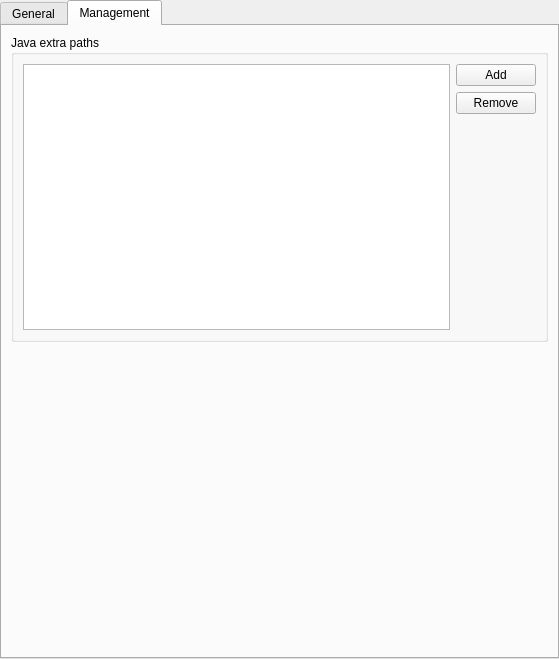
The window that launcher/ui/pages/global/JavaPage.ui (FreesmTeam/FreesmLauncher) describes before a commit, drawn with Qt 5.
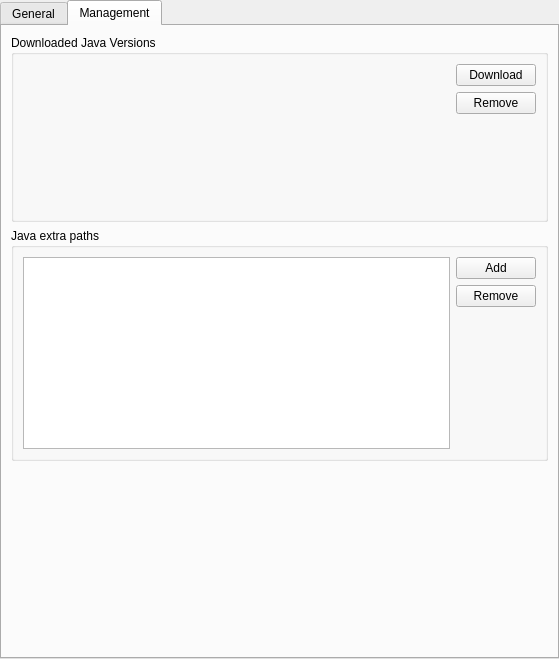
The same window after the commit. The open tabs and pages were chosen to show the change. Custom widgets are drawn as their Qt base class.

Commit message: Added management for downloaded javas from prism

Patch:
```diff
--- a/launcher/ui/pages/global/JavaPage.ui
+++ b/launcher/ui/pages/global/JavaPage.ui
@@ -317,6 +317,56 @@
        <string>Management</string>
       </attribute>
       <layout class="QVBoxLayout" name="verticalLayout_3">
+       <item>
+        <widget class="QGroupBox" name="groupBox">
+         <property name="title">
+          <string>Downloaded Java Versions</string>
+         </property>
+         <layout class="QHBoxLayout" name="horizontalLayout_4">
+          <item>
+           <widget class="VersionSelectWidget" name="managedJavaList" native="true">
+            <property name="sizePolicy">
+             <sizepolicy hsizetype="Expanding" vsizetype="Expanding">
+              <horstretch>0</horstretch>
+              <verstretch>0</verstretch>
+             </sizepolicy>
+            </property>
+           </widget>
+          </item>
+          <item>
+           <layout class="QVBoxLayout" name="managedJavaBtnLayout">
+            <item>
+             <widget class="QPushButton" name="downloadJavaButton">
+              <property name="text">
+               <string>Download</string>
+              </property>
+             </widget>
+            </item>
+            <item>
+             <widget class="QPushButton" name="removeJavaButton">
+              <property name="text">
+               <string>Remove</string>
+              </property>
+             </widget>
+            </item>
+            <item>
+             <spacer name="verticalSpacer_2">
+              <property name="orientation">
+               <enum>Qt::Vertical</enum>
+              </property>
+              <property name="sizeHint" stdset="0">
+               <size>
+                <width>20</width>
+                <height>40</height>
+               </size>
+              </property>
+             </spacer>
+            </item>
+           </layout>
+          </item>
+         </layout>
+        </widget>
+       </item>
        <item>
         <widget class="QGroupBox" name="extraJavaPathsGroupBox">
          <property name="title">
@@ -379,6 +429,14 @@
    </item>
   </layout>
  </widget>
+ <customwidgets>
+  <customwidget>
+   <class>VersionSelectWidget</class>
+   <extends>QWidget</extends>
+   <header>ui/widgets/VersionSelectWidget.h</header>
+   <container>1</container>
+  </customwidget>
+ </customwidgets>
  <tabstops>
   <tabstop>minMemSpinBox</tabstop>
   <tabstop>maxMemSpinBox</tabstop>
```
Left out of the diff: 2 changed lines with no effect on the pictures. The commit also changes 6 other files.
